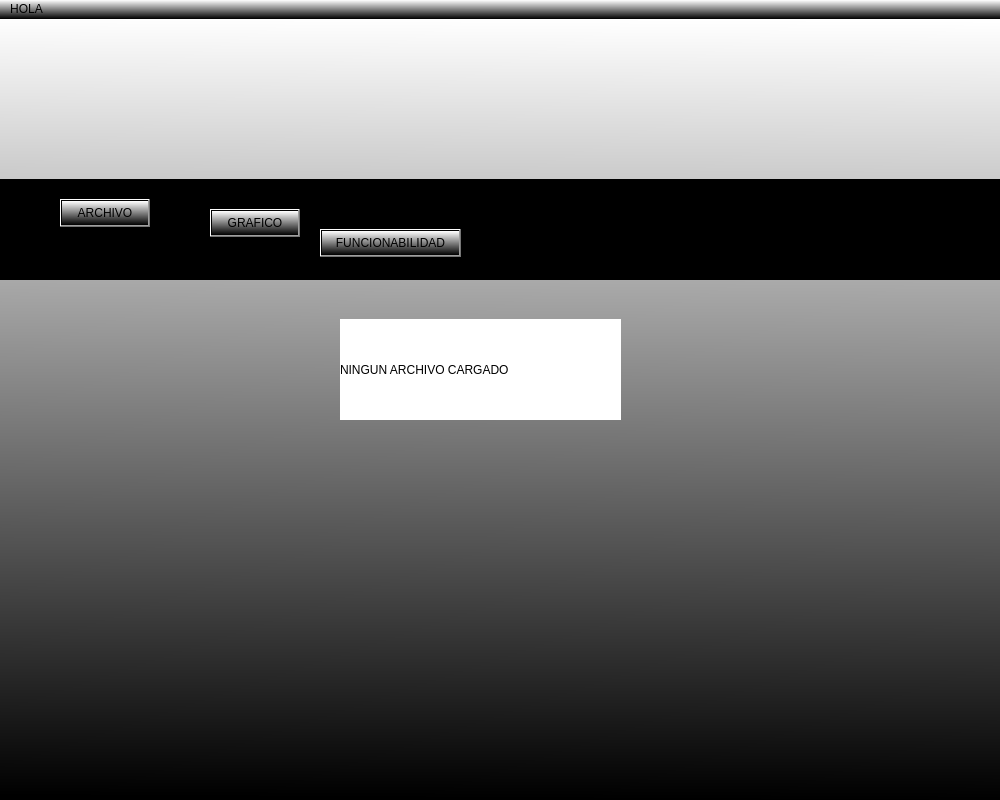
UCR-ECCI-MM/tarea-programada-imparables-1, file Entregable #1/view/mainWindow.ui: the form before one commit.
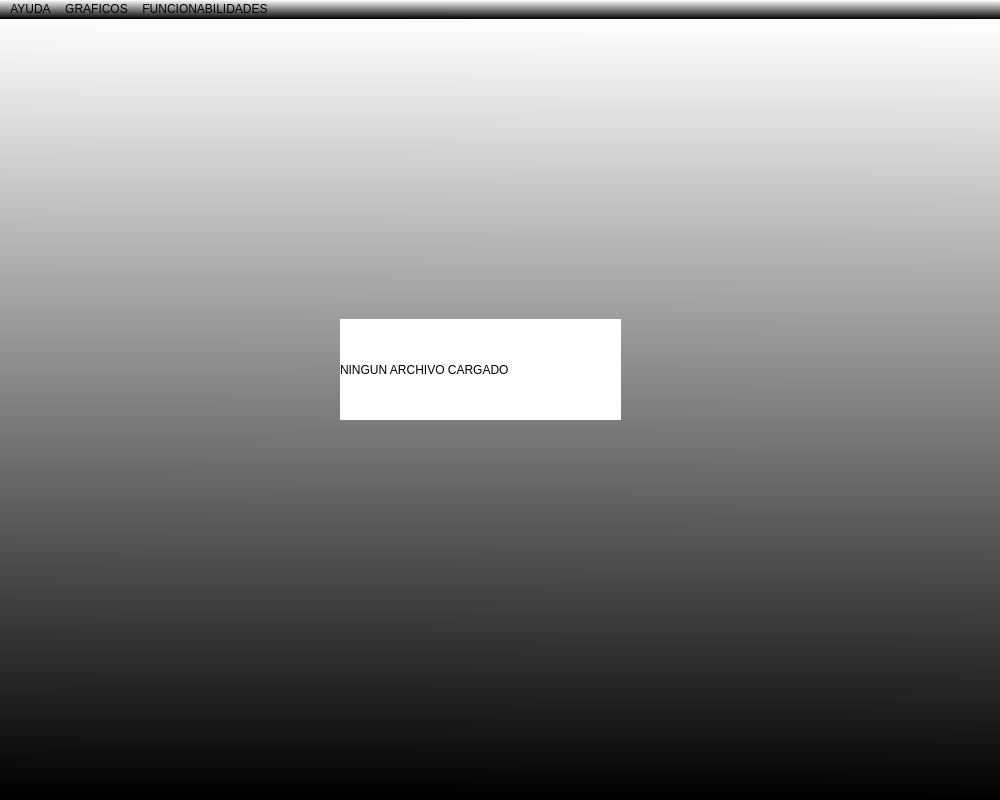
The form after the commit.

Commit message: - FIX: MAC Friendly adjust

```diff
--- a/Entregable #1/view/mainWindow.ui
+++ b/Entregable #1/view/mainWindow.ui
@@ -34,66 +34,6 @@
      <string>NINGUN ARCHIVO CARGADO</string>
     </property>
    </widget>
-   <widget class="QPushButton" name="pushButton_3">
-    <property name="geometry">
-     <rect>
-      <x>320</x>
-      <y>210</y>
-      <width>141</width>
-      <height>28</height>
-     </rect>
-    </property>
-    <property name="text">
-     <string>FUNCIONABILIDAD</string>
-    </property>
-   </widget>
-   <widget class="QLabel" name="label_2">
-    <property name="geometry">
-     <rect>
-      <x>0</x>
-      <y>160</y>
-      <width>1011</width>
-      <height>101</height>
-     </rect>
-    </property>
-    <property name="styleSheet">
-     <string notr="true">background-color: rgb(0, 0, 0);</string>
-    </property>
-    <property name="text">
-     <string/>
-    </property>
-   </widget>
-   <widget class="QPushButton" name="archivoButton">
-    <property name="geometry">
-     <rect>
-      <x>60</x>
-      <y>180</y>
-      <width>90</width>
-      <height>28</height>
-     </rect>
-    </property>
-    <property name="text">
-     <string>ARCHIVO</string>
-    </property>
-   </widget>
-   <widget class="QPushButton" name="actionGraficos_2">
-    <property name="geometry">
-     <rect>
-      <x>210</x>
-      <y>190</y>
-      <width>90</width>
-      <height>28</height>
-     </rect>
-    </property>
-    <property name="text">
-     <string>GRAFICO</string>
-    </property>
-   </widget>
-   <zorder>label_2</zorder>
-   <zorder>label</zorder>
-   <zorder>pushButton_3</zorder>
-   <zorder>archivoButton</zorder>
-   <zorder>actionGraficos_2</zorder>
   </widget>
   <widget class="QMenuBar" name="menuBar">
    <property name="geometry">
@@ -110,12 +50,26 @@
    <property name="nativeMenuBar">
     <bool>false</bool>
    </property>
-   <widget class="QMenu" name="menuHOLA">
+   <widget class="QMenu" name="menuAYUDA">
     <property name="title">
-     <string>HOLA</string>
+     <string>AYUDA</string>
     </property>
    </widget>
-   <addaction name="menuHOLA"/>
+   <widget class="QMenu" name="GRAFICO1">
+    <property name="title">
+     <string>GRAFICOS</string>
+    </property>
+    <addaction name="actionGraficos"/>
+   </widget>
+   <widget class="QMenu" name="FUNCIONABILIDAD1">
+    <property name="title">
+     <string>FUNCIONABILIDADES</string>
+    </property>
+    <addaction name="actionfuncionabilidadPrueba"/>
+   </widget>
+   <addaction name="menuAYUDA"/>
+   <addaction name="GRAFICO1"/>
+   <addaction name="FUNCIONABILIDAD1"/>
   </widget>
   <action name="actionGraficos">
    <property name="text">
```
The commit also changes 1 other file.
